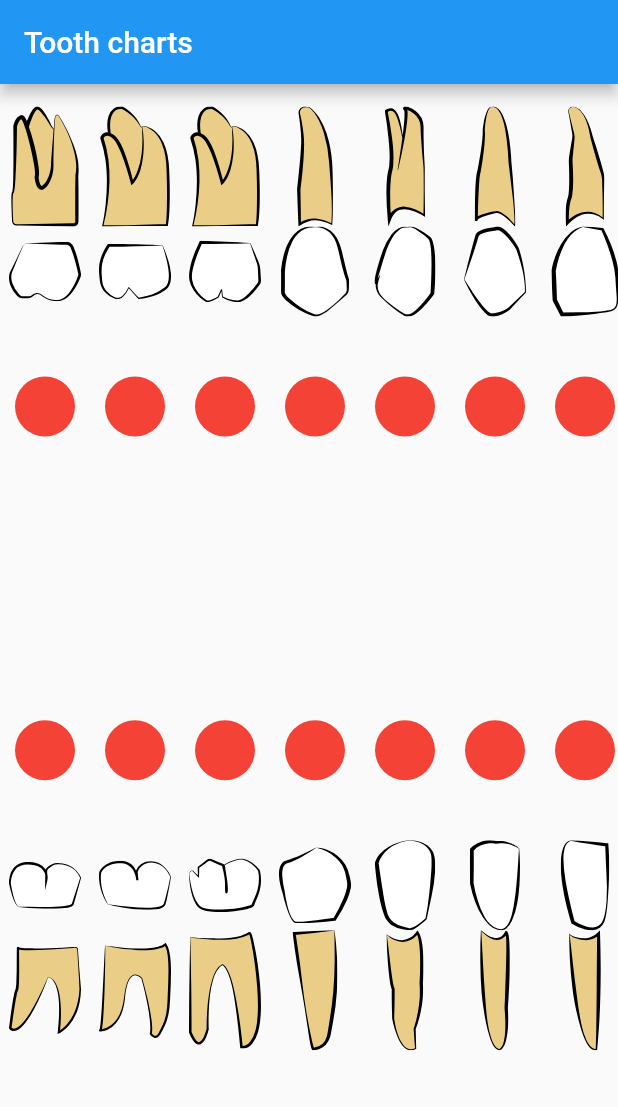
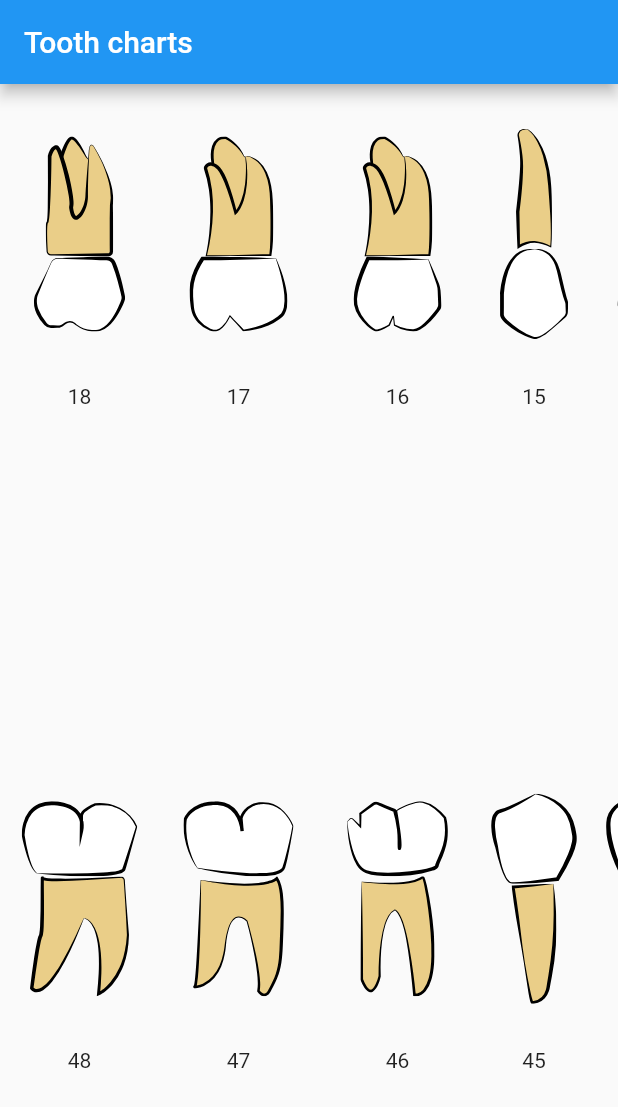
Before and after one commit to NassimFatmi/teeth_chart, a Flutter app: the screen it shows after launch, on a phone screen of 412 x 824 dp. Shown: the top 1107 px of the screen. Run offline on Flutter 3.47's test engine with Material 2 defaults, Android fonts, the light colour scheme and no system bars; our stand-ins replace flutter_svg.

Commit message:
adjustments added

```diff
--- a/dentist/lib/main.dart
+++ b/dentist/lib/main.dart
@@ -6,15 +6,18 @@ void main() {
 }
 
 class MyApp extends StatelessWidget {
+  Future<bool> getData() {
+    return Future.delayed(Duration(seconds: 3)).then((value) => true);
+  }
+
   // This widget is the root of your application.
   @override
   Widget build(BuildContext context) {
     return MaterialApp(
-      title: 'Flutter Demo',
-      theme: ThemeData(
-        primarySwatch: Colors.blue,
-      ),
-      home: TeethChart(),
-    );
+        title: 'Flutter Demo',
+        theme: ThemeData(
+          primarySwatch: Colors.blue,
+        ),
+        home: TeethChart());
   }
 }
--- a/dentist/lib/tooth.dart
+++ b/dentist/lib/tooth.dart
@@ -3,6 +3,7 @@ import 'package:flutter/material.dart';
 import 'package:flutter_svg/flutter_svg.dart';
 import 'dart:math' as math;
 
+// ignore: must_be_immutable
 class Tooth extends StatefulWidget {
   int toothIndex;
   String type;
@@ -167,8 +168,10 @@ class _ToothState extends State<Tooth> {
     }
     Widget up = SvgPicture.asset(
       'assets/teeth/${widget.toothIndex}_up.svg',
-      height: toothSize - 20,
       color: upColor,
+      height:
+          this.widget.toothIndex % 10 >= 6 ? toothSize - 30 : toothSize - 20,
+      alignment: Alignment.center,
     );
     Widget down = Transform.rotate(
       angle: isImplanted && reversed ? math.pi : 0,
@@ -176,19 +179,17 @@ class _ToothState extends State<Tooth> {
         isImplanted
             ? 'assets/teeth/$implant.svg'
             : 'assets/teeth/${widget.toothIndex}_down.svg',
-        height: toothSize,
-        color: downColor,
+        height: this.widget.toothIndex % 10 >= 6 ? 80 : toothSize,
+        color: isImplanted ? null : downColor,
+        alignment: Alignment.center,
       ),
     );
 
-    Widget colorsCircle = Container(
-      width: 40,
-      height: 40,
-      decoration: BoxDecoration(
-          color: Colors.red, borderRadius: BorderRadius.circular(20)),
-    );
-
-    var tooth = isRemoved
+    var tooth = Container(
+        height: 200,
+        width: this.widget.toothIndex % 10 >= 6 ? 90 : 60,
+        margin: EdgeInsets.only(right: 8, left: 8),
+        child: isRemoved
             ? Icon(
                 Icons.close,
                 size: 35,
@@ -203,9 +204,16 @@ class _ToothState extends State<Tooth> {
                 : Stack(
                     alignment: Alignment.center,
                     children: [
+                      // Positioned(bottom: 20, child: up),
                       Column(
                         mainAxisAlignment: MainAxisAlignment.center,
-                    crossAxisAlignment: CrossAxisAlignment.center,
+                        crossAxisAlignment: this.widget.toothIndex % 10 < 6 &&
+                                this.widget.toothIndex > 50
+                            ? (this.widget.toothIndex / 10).round() == 5 ||
+                                    (this.widget.toothIndex / 10).round() == 8
+                                ? CrossAxisAlignment.start
+                                : CrossAxisAlignment.end
+                            : CrossAxisAlignment.center,
                         children: reversed ? [down, up] : [up, down],
                       ),
                       isOcclusion
@@ -220,16 +228,9 @@ class _ToothState extends State<Tooth> {
                               ))
                           : const SizedBox.shrink(),
                     ],
-              );
+                  ));
 
-    return Container(
-        height: 250,
-        width: 60,
-        padding: EdgeInsets.symmetric(horizontal: 6, vertical: 15),
-        child: Column(
-          mainAxisAlignment: MainAxisAlignment.spaceBetween,
-          children: reversed ? [tooth, colorsCircle] : [colorsCircle, tooth],
-        ));
+    return Column(children: [tooth, Text('${this.widget.toothIndex}')]);
   }
 
   @override
--- a/dentist/lib/tooth_chart.dart
+++ b/dentist/lib/tooth_chart.dart
@@ -11,7 +11,7 @@ class TeethChart extends StatefulWidget {
 class _TeethChartState extends State<TeethChart> {
   List upperLeftTeeth = [11, 12, 13, 14, 15, 16, 17, 18],
       upperRightTeeth = [21, 22, 23, 24, 25, 26, 27, 28],
-      lowerLeftTeeth = [41, 42, 43, 45, 46, 47, 48],
+      lowerLeftTeeth = [41, 42, 43, 44, 45, 46, 47, 48],
       lowerRightTeeth = [31, 32, 33, 34, 35, 36, 37, 38];
   @override
   Widget build(BuildContext context) {
```
Lines whose indentation alone changed are shown as unchanged.
